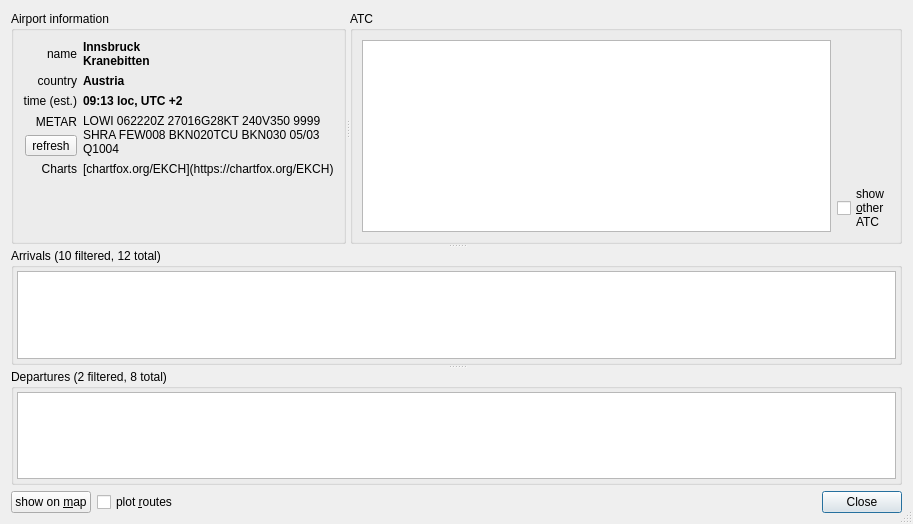
The window that src/AirportDetails.ui (qutescoop/qutescoop) describes before a commit, drawn with Qt 5.
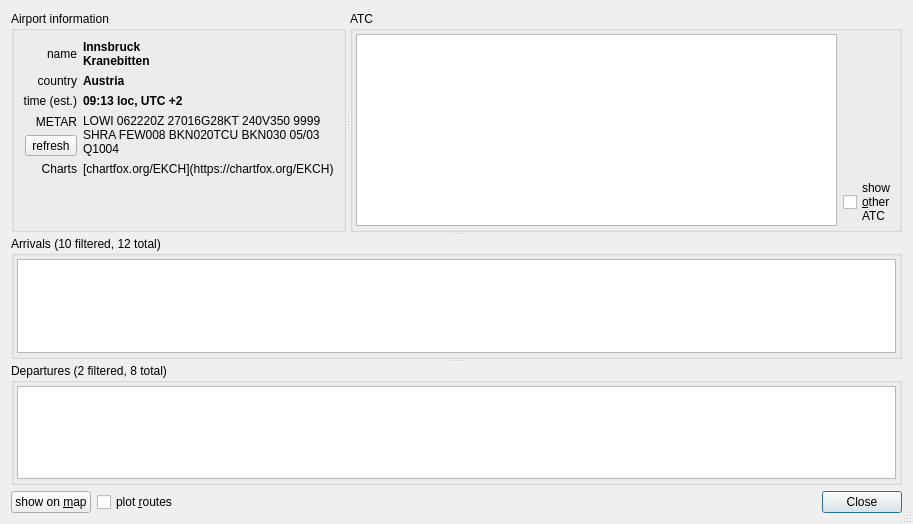
The same window after the commit. Icons and pictures are not drawn.

Commit message: [TASK] adjust margins in airport dialog (#74)

```diff
--- a/src/AirportDetails.ui
+++ b/src/AirportDetails.ui
@@ -233,11 +233,20 @@
        <property name="title">
         <string>ATC</string>
        </property>
-       <property name="alignment">
-        <set>Qt::AlignLeading|Qt::AlignLeft|Qt::AlignTop</set>
-       </property>
-       <layout class="QGridLayout" name="gridLayoutATC">
-        <item row="0" column="0">
+       <layout class="QHBoxLayout" name="horizontalLayout">
+        <property name="leftMargin">
+         <number>3</number>
+        </property>
+        <property name="topMargin">
+         <number>3</number>
+        </property>
+        <property name="rightMargin">
+         <number>3</number>
+        </property>
+        <property name="bottomMargin">
+         <number>3</number>
+        </property>
+        <item>
          <widget class="QTreeView" name="treeAtc">
           <property name="editTriggers">
            <set>QAbstractItemView::NoEditTriggers</set>
@@ -268,7 +277,7 @@
           </property>
          </widget>
         </item>
-        <item row="0" column="2">
+        <item>
          <layout class="QVBoxLayout" name="verticalLayout">
           <item>
            <spacer name="verticalSpacer_2">
```
